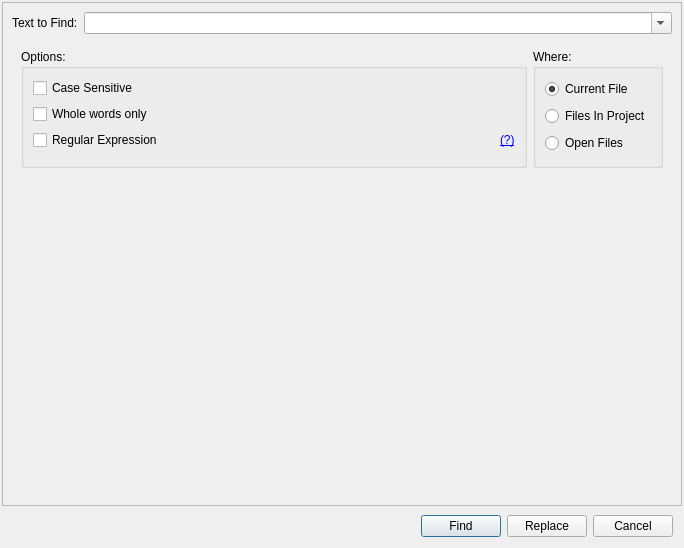
This is RedPandaIDE/widgets/searchinfiledialog.ui in royqh1979/RedPanda-CPP as Qt 5 draws it before an edit. The edited form follows.
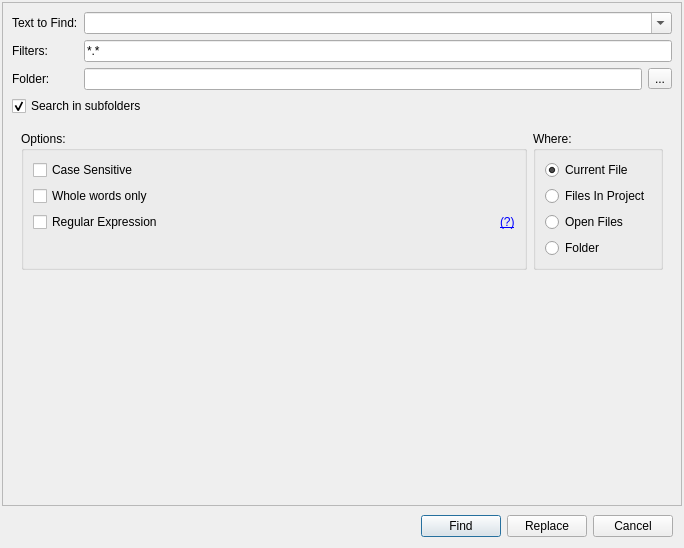
This is the edited form.

Commit message: - enhancement: Folder mode in "File in files" dialog.   - enhancement: When open a file, test if it contains binary contains.

```diff
--- a/RedPandaIDE/widgets/searchinfiledialog.ui
+++ b/RedPandaIDE/widgets/searchinfiledialog.ui
@@ -53,6 +53,13 @@
          <property name="bottomMargin">
           <number>0</number>
          </property>
+         <item row="1" column="1" colspan="2">
+          <widget class="QLineEdit" name="txtFilters">
+           <property name="text">
+            <string>*.*</string>
+           </property>
+          </widget>
+         </item>
          <item row="0" column="0">
           <widget class="QLabel" name="lblFind">
            <property name="text">
@@ -60,7 +67,21 @@
            </property>
           </widget>
          </item>
-         <item row="0" column="1">
+         <item row="1" column="0">
+          <widget class="QLabel" name="lblFilters">
+           <property name="text">
+            <string>Filters:</string>
+           </property>
+          </widget>
+         </item>
+         <item row="2" column="2">
+          <widget class="QToolButton" name="btnChangeFolder">
+           <property name="text">
+            <string>...</string>
+           </property>
+          </widget>
+         </item>
+         <item row="0" column="1" colspan="2">
           <widget class="QComboBox" name="cbFind">
            <property name="sizePolicy">
             <sizepolicy hsizetype="Expanding" vsizetype="Fixed">
@@ -76,6 +97,26 @@
            </property>
           </widget>
          </item>
+         <item row="2" column="1">
+          <widget class="QLineEdit" name="txtFolder"/>
+         </item>
+         <item row="2" column="0">
+          <widget class="QLabel" name="lblFolder">
+           <property name="text">
+            <string>Folder:</string>
+           </property>
+          </widget>
+         </item>
+         <item row="3" column="0" colspan="3">
+          <widget class="QCheckBox" name="cbSearchSubFolders">
+           <property name="text">
+            <string>Search in subfolders</string>
+           </property>
+           <property name="checked">
+            <bool>true</bool>
+           </property>
+          </widget>
+         </item>
         </layout>
        </widget>
       </item>
@@ -130,6 +171,13 @@
                  </property>
                 </widget>
                </item>
+               <item>
+                <widget class="QRadioButton" name="rbFolder">
+                 <property name="text">
+                  <string>Folder</string>
+                 </property>
+                </widget>
+               </item>
               </layout>
              </widget>
             </item>
```
The commit also changes 15 other files.
